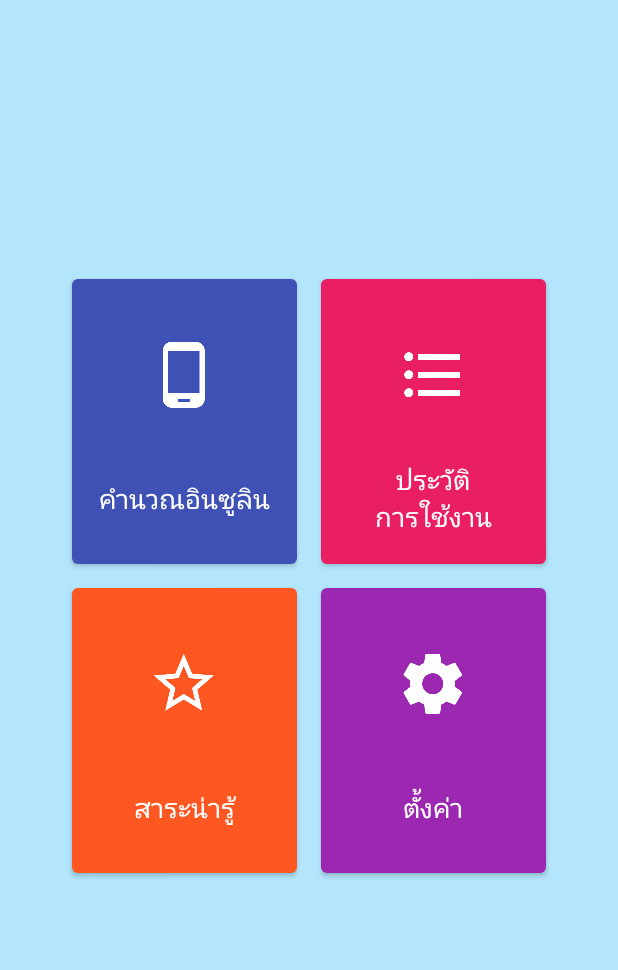
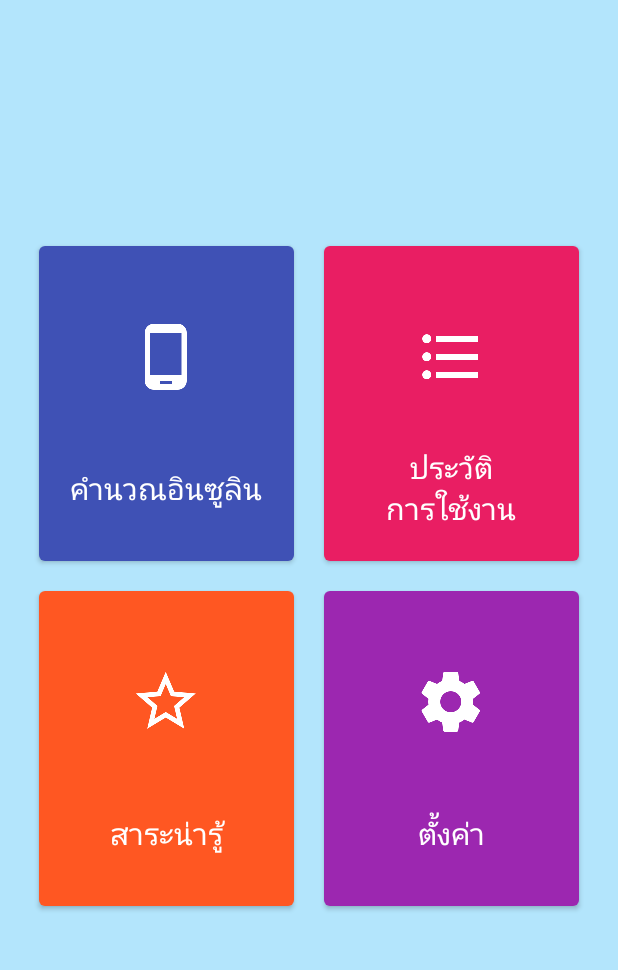
Before and after one commit to Untika/Insugar-app, an Android app: the MenuActivity screen opened directly, with no data from a screen before it, on a phone screen of 412 x 824 dp, the part 84-1054 px from its top. Run offline under Robolectric (Android 15) with nearby library versions, the light colour scheme and no system bars; 2 statements that could not run were skipped.

Commit message:
update after present 20/4/60

```diff
--- a/app/src/main/java/th/ac/camt/insugar_app/CalculatorActivity.java
+++ b/app/src/main/java/th/ac/camt/insugar_app/CalculatorActivity.java
@@ -373,7 +373,7 @@ public class CalculatorActivity extends AppCompatActivity implements AdapterView
                         AlertDialog alertDialog = new AlertDialog.Builder(
                                 CalculatorActivity.this).create();
                         alertDialog.setTitle("เกี่ยวกับ INSUGAR");
-                        alertDialog.setIcon(R.mipmap.ic_info_black_24dp);
+                        alertDialog.setIcon(R.mipmap.ic_launcher);
                         alertDialog.setMessage("\n          โมบายแอพพลิเคชันนี้พัฒนาขึ้นเพื่อช่วยให้ผู้ป่วยโรคเบาหวานชนิดที่ 1 สามารถคำนวณการฉีดอินซูลินในแต่ละมื้ออาหาร" +
                                 "ในแต่ละวันได้อย่างเหมาะสมกับปริมาณการรับประทานอาหารของผู้ใช้ โดยผู้ใช้สามารถเห็นค่าการเปลี่ยนแปลงของระดับน้ำตาลในเลือดได้จากการบันทึกข้อมูลใ" +
                                 "นแต่ละวัน และยังมีส่วนของการให้ความรู้เกี่ยวกับโรคเบาหวานเพื่อให้ผู้ใช้ได้ศึกษาเพิ่มเติมอีกด้วย\n");
--- a/app/src/main/java/th/ac/camt/insugar_app/HistoryActivity.java
+++ b/app/src/main/java/th/ac/camt/insugar_app/HistoryActivity.java
@@ -119,7 +119,7 @@ public class HistoryActivity extends AppCompatActivity implements View.OnClickLi
                         AlertDialog alertDialog = new AlertDialog.Builder(
                                 HistoryActivity.this).create();
                         alertDialog.setTitle("เกี่ยวกับ INSUGAR");
-                        alertDialog.setIcon(R.mipmap.ic_info_black_24dp);
+                        alertDialog.setIcon(R.mipmap.ic_launcher);
                         alertDialog.setMessage("\n          โมบายแอพพลิเคชันนี้พัฒนาขึ้นเพื่อช่วยให้ผู้ป่วยโรคเบาหวานชนิดที่ 1 สามารถคำนวณการฉีดอินซูลินในแต่ละมื้ออาหาร" +
                                 "ในแต่ละวันได้อย่างเหมาะสมกับปริมาณการรับประทานอาหารของผู้ใช้ โดยผู้ใช้สามารถเห็นค่าการเปลี่ยนแปลงของระดับน้ำตาลในเลือดได้จากการบันทึกข้อมูลใ" +
                                 "นแต่ละวัน และยังมีส่วนของการให้ความรู้เกี่ยวกับโรคเบาหวานเพื่อให้ผู้ใช้ได้ศึกษาเพิ่มเติมอีกด้วย\n");
--- a/app/src/main/java/th/ac/camt/insugar_app/KnowledgeActivity.java
+++ b/app/src/main/java/th/ac/camt/insugar_app/KnowledgeActivity.java
@@ -327,7 +327,7 @@ public class KnowledgeActivity extends AppCompatActivity {
                         AlertDialog alertDialog = new AlertDialog.Builder(
                                 KnowledgeActivity.this).create();
                         alertDialog.setTitle("เกี่ยวกับ INSUGAR");
-                        alertDialog.setIcon(R.mipmap.ic_info_black_24dp);
+                        alertDialog.setIcon(R.mipmap.ic_launcher);
                         alertDialog.setMessage("\n          โมบายแอพพลิเคชันนี้พัฒนาขึ้นเพื่อช่วยให้ผู้ป่วยโรคเบาหวานชนิดที่ 1 สามารถคำนวณการฉีดอินซูลินในแต่ละมื้ออาหาร" +
                                 "ในแต่ละวันได้อย่างเหมาะสมกับปริมาณการรับประทานอาหารของผู้ใช้ โดยผู้ใช้สามารถเห็นค่าการเปลี่ยนแปลงของระดับน้ำตาลในเลือดได้จากการบันทึกข้อมูลใ" +
                                 "นแต่ละวัน และยังมีส่วนของการให้ความรู้เกี่ยวกับโรคเบาหวานเพื่อให้ผู้ใช้ได้ศึกษาเพิ่มเติมอีกด้วย\n");
--- a/app/src/main/java/th/ac/camt/insugar_app/MainActivity.java
+++ b/app/src/main/java/th/ac/camt/insugar_app/MainActivity.java
@@ -96,7 +96,7 @@ public class MainActivity extends AppCompatActivity implements View.OnClickListe
                 Intent i = new Intent(getApplicationContext(), MenuActivity.class);
                 startActivity(i);
             } else {
-                Toast.makeText(getApplicationContext(), "อีเมลหรือรหัสผ่านไม่ถูกต้อง", Toast.LENGTH_LONG).show();
+                Toast.makeText(getApplicationContext(), "อีเมล์หรือรหัสผ่านไม่ถูกต้อง", Toast.LENGTH_LONG).show();
             }
             progressDialog.dismiss();
         }
--- a/app/src/main/java/th/ac/camt/insugar_app/MenuActivity.java
+++ b/app/src/main/java/th/ac/camt/insugar_app/MenuActivity.java
@@ -180,10 +180,10 @@ public class MenuActivity extends AppCompatActivity {
                         AlertDialog alertDialog = new AlertDialog.Builder(
                                 MenuActivity.this).create();
                         alertDialog.setTitle("เกี่ยวกับ INSUGAR");
-                        alertDialog.setIcon(R.mipmap.ic_info_black_24dp);
+                        alertDialog.setIcon(R.mipmap.ic_launcher);
                         alertDialog.setMessage("\n          โมบายแอพพลิเคชันนี้พัฒนาขึ้นเพื่อช่วยให้ผู้ป่วยโรคเบาหวานชนิดที่ 1 สามารถคำนวณการฉีดอินซูลินในแต่ละมื้ออาหาร" +
                                 "ในแต่ละวันได้อย่างเหมาะสมกับปริมาณการรับประทานอาหารของผู้ใช้ โดยผู้ใช้สามารถเห็นค่าการเปลี่ยนแปลงของระดับน้ำตาลในเลือดได้จากการบันทึกข้อมูลใ" +
-                                "นแต่ละวัน และยังมีส่วนของการให้ความรู้เกี่ยวกับโรคเบาหวานเพื่อให้ผู้ใช้ได้ศึกษาเพิ่มเติมอีกด้วย\n");
+                                "นแต่ละวัน และยังมีส่วนของการให้ความรู้เกี่ยวกับโรคเบาหวานเพื่อให้ผู้ใช้ได้ศึกษาเพิ่มเติมอีกด้วย");
                         alertDialog.setButton(DialogInterface.BUTTON_POSITIVE,"ปิด", new OnClickListener() {
                             public void onClick(DialogInterface dialog, int which) {
                                 dialog.cancel();
--- a/app/src/main/java/th/ac/camt/insugar_app/RegisterActivity.java
+++ b/app/src/main/java/th/ac/camt/insugar_app/RegisterActivity.java
@@ -143,7 +143,7 @@ public class RegisterActivity extends AppCompatActivity implements View.OnClickL
         protected void onPostExecute(Check[] result) {
             super.onPostExecute(result);
             if (result[0].getCheck().equals("Done Insert")) {
-                Toast.makeText(getApplicationContext(), "เรียบร้อย", Toast.LENGTH_LONG).show();
+                Toast.makeText(getApplicationContext(), "สมัครสมาชิกเรียบร้อยแล้ว", Toast.LENGTH_LONG).show();
                 finish();
             } else if (result[0].getCheck().equals("email not unique")) {
                 txtEmail.setError(" e-mail นี้มีอยุ่ในระบบแล้ว");
--- a/app/src/main/java/th/ac/camt/insugar_app/SettingsActivity.java
+++ b/app/src/main/java/th/ac/camt/insugar_app/SettingsActivity.java
@@ -126,7 +126,7 @@ public class SettingsActivity extends AppCompatActivity implements View.OnClickL
                         AlertDialog alertDialog = new AlertDialog.Builder(
                                 SettingsActivity.this).create();
                         alertDialog.setTitle("เกี่ยวกับ INSUGAR");
-                        alertDialog.setIcon(R.mipmap.ic_info_black_24dp);
+                        alertDialog.setIcon(R.mipmap.ic_launcher);
                         alertDialog.setMessage("\n          โมบายแอพพลิเคชันนี้พัฒนาขึ้นเพื่อช่วยให้ผู้ป่วยโรคเบาหวานชนิดที่ 1 สามารถคำนวณการฉีดอินซูลินในแต่ละมื้ออาหาร" +
                                 "ในแต่ละวันได้อย่างเหมาะสมกับปริมาณการรับประทานอาหารของผู้ใช้ โดยผู้ใช้สามารถเห็นค่าการเปลี่ยนแปลงของระดับน้ำตาลในเลือดได้จากการบันทึกข้อมูลใ" +
                                 "นแต่ละวัน และยังมีส่วนของการให้ความรู้เกี่ยวกับโรคเบาหวานเพื่อให้ผู้ใช้ได้ศึกษาเพิ่มเติมอีกด้วย\n");
--- a/app/src/main/res/layout/activity_account.xml
+++ b/app/src/main/res/layout/activity_account.xml
@@ -83,7 +83,7 @@
             android:textColor="#000000"
             android:layout_width="wrap_content"
             android:layout_height="wrap_content"
-            android:text="อีเมล : "/>
+            android:text="อีเมล์ : "/>
         <TextView
             android:id="@+id/account_email"
             android:layout_width="wrap_content"
--- a/app/src/main/res/layout/activity_main.xml
+++ b/app/src/main/res/layout/activity_main.xml
@@ -36,7 +36,7 @@
                 android:layout_width="match_parent"
                 android:layout_height="wrap_content"
                 android:layout_marginBottom="10dp"
-                android:hint="อีเมล"
+                android:hint="อีเมล์"
                 android:inputType="textEmailAddress"
                 android:textColor="@android:color/white"
                 android:textColorHint="@android:color/white" />
--- a/app/src/main/res/layout/activity_register.xml
+++ b/app/src/main/res/layout/activity_register.xml
@@ -120,7 +120,7 @@
                     android:layout_width="match_parent"
                     android:layout_height="wrap_content"
                     android:layout_marginBottom="10dp"
-                    android:hint="อีเมล"
+                    android:hint="อีเมล์"
                     android:inputType="textEmailAddress"
                     android:maxLines="1"
                     android:singleLine="true"
--- /dev/null
+++ b/app/src/main/res/values-w411dp/dimens.xml
@@ -0,0 +1,9 @@
+<resources>
+    <dimen name="drawer_menu_width">300dp</dimen>
+
+    <dimen name="button_menu_width">170dp</dimen>
+    <dimen name="button_menu_height">210dp</dimen>
+    <dimen name="button_menu_textsize">20dp</dimen>
+    <dimen name="button_menu_margin">10dp</dimen>
+    <dimen name="button_menu_paddingtop">50dp</dimen>
+</resources>
--- /dev/null
+++ b/app/src/main/res/values-w600dp/dimens.xml
@@ -0,0 +1,9 @@
+<resources>
+    <dimen name="drawer_menu_width">310dp</dimen>
+
+    <dimen name="button_menu_width">230dp</dimen>
+    <dimen name="button_menu_height">270dp</dimen>
+    <dimen name="button_menu_textsize">26dp</dimen>
+    <dimen name="button_menu_margin">16dp</dimen>
+    <dimen name="button_menu_paddingtop">80dp</dimen>
+</resources>
--- a/app/src/main/res/values-w768dp/dimens.xml
+++ b/app/src/main/res/values-w768dp/dimens.xml
@@ -1,9 +1,9 @@
 <resources>
     <dimen name="drawer_menu_width">330dp</dimen>
 
-    <dimen name="button_menu_width">240dp</dimen>
-    <dimen name="button_menu_height">280dp</dimen>
-    <dimen name="button_menu_textsize">22dp</dimen>
-    <dimen name="button_menu_margin">16dp</dimen>
-    <dimen name="button_menu_paddingtop">70dp</dimen>
+    <dimen name="button_menu_width">280dp</dimen>
+    <dimen name="button_menu_height">320dp</dimen>
+    <dimen name="button_menu_textsize">26dp</dimen>
+    <dimen name="button_menu_margin">20dp</dimen>
+    <dimen name="button_menu_paddingtop">90dp</dimen>
 </resources>
```
Also changed, not shown: app/src/main/res/layout/activity_sum_activity_list.xml (+12 -1 lines), app/src/main/res/layout/activity_sum_food_list.xml (+12 -1 lines).
